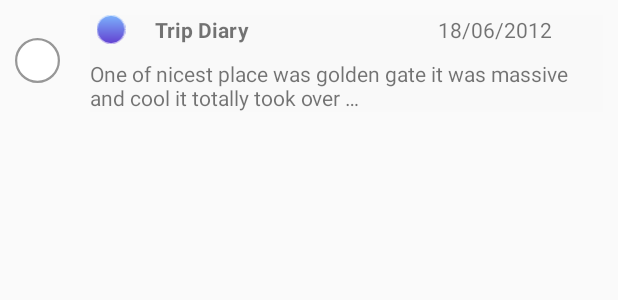
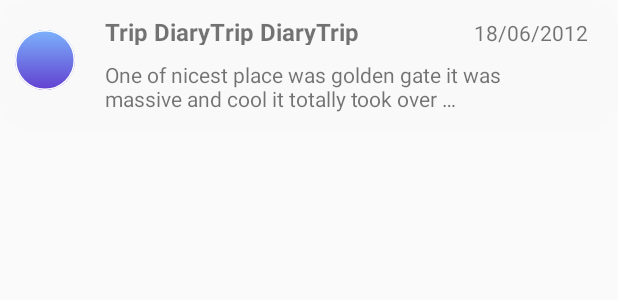
Before and after one commit to thanhsang1999/NLU_Mobile_2020, an Android app: the layout list_view_home.xml on its own in the app's theme, with its tools: preview values and no code run, on a phone screen of 412 x 824 dp. Shown: the top 300 px of the screen. Run offline under Robolectric (Android 15) with nearby library versions, the phone set to English and light mode, and no system bars; network calls fail.

Commit message:
list view

```diff
--- a/app/build.gradle
+++ b/app/build.gradle
@@ -36,6 +36,7 @@ dependencies {
     implementation 'androidx.navigation:navigation-ui:2.3.1'
     implementation 'androidx.legacy:legacy-support-v4:1.0.0'
     implementation 'androidx.lifecycle:lifecycle-extensions:2.2.0'
+    implementation 'org.jetbrains:annotations:19.0.0'
 
     testImplementation 'junit:junit:4.13.1'
     implementation 'com.android.volley:volley:1.1.1'
--- /dev/null
+++ b/app/src/main/res/drawable/background_list_item_linear.xml
@@ -0,0 +1,7 @@
+<?xml version="1.0" encoding="utf-8"?>
+<shape xmlns:android="http://schemas.android.com/apk/res/android"
+       android:shape="rectangle">
+    <corners
+            android:radius="20dp" />
+    <solid android:color="@color/bgItemListView"/>
+</shape>
--- /dev/null
+++ b/app/src/main/res/drawable/custom_divider.xml
@@ -0,0 +1,4 @@
+<?xml version="1.0" encoding="utf-8"?>
+<shape xmlns:android="http://schemas.android.com/apk/res/android">
+    <size android:height="10dp" android:width="10dp"/>
+</shape>
--- a/app/src/main/res/layout/fragment_home.xml
+++ b/app/src/main/res/layout/fragment_home.xml
@@ -6,11 +6,13 @@
                                                    android:layout_height="match_parent"
                                                    android:background="@color/whitePrimary"
                                                    tools:context=".ui.home.HomeFragment">
-    <ListView
+    <androidx.recyclerview.widget.RecyclerView
+            android:dividerHeight="10sp"
+            android:divider="@null"
             android:layout_width="0dp"
             android:layout_height="0dp"
             app:layout_constraintStart_toStartOf="parent"
             app:layout_constraintEnd_toEndOf="parent" app:layout_constraintTop_toTopOf="parent"
             app:layout_constraintBottom_toBottomOf="parent"
-            android:id="@+id/listViewHome"/>
+            android:id="@+id/recyclerViewHome" android:layout_marginTop="16dp"/>
 </androidx.constraintlayout.widget.ConstraintLayout>
--- a/app/src/main/res/layout/list_view_home.xml
+++ b/app/src/main/res/layout/list_view_home.xml
@@ -4,45 +4,42 @@
               android:orientation="horizontal"
               android:padding="10dp"
               android:layout_width="match_parent"
-              android:layout_height="match_parent">
+              android:layout_height="wrap_content" android:background="@drawable/background_list_item_linear"
+              android:id="@+id/linearLayoutMain">
     <ImageView
-            android:layout_marginTop="15dp"
-            android:layout_width="30dp"
-            android:layout_height="30dp" app:srcCompat="@drawable/ic_check"
-            tools:ignore="VectorDrawableCompat" android:id="@+id/imageViewChecked"/>
+            android:layout_width="40dp"
+            android:layout_height="40dp" app:srcCompat="@drawable/ic_color_blue"
+            tools:ignore="VectorDrawableCompat" android:id="@+id/imageViewChecked" android:layout_marginTop="10dp"/>
     <LinearLayout
             android:background="#F9F9F9"
             android:layout_marginLeft="20dp"
             android:orientation="vertical"
             android:layout_width="wrap_content"
-            android:layout_height="wrap_content" android:layout_weight="1">
+            android:layout_height="wrap_content" android:layout_weight="1" android:id="@+id/linearLayoutContent">
         <LinearLayout
                 android:layout_marginBottom="10dp"
                 android:weightSum="100"
                 android:orientation="horizontal"
                 android:layout_width="match_parent"
-                android:layout_height="wrap_content">
-            <ImageView
-                    android:layout_weight="5"
-                    android:layout_marginRight="15dp"
-                    android:layout_width="20dp"
-                    android:layout_height="match_parent" app:srcCompat="@drawable/ic_color_blue"
-                    android:id="@+id/imageViewColorPackage" tools:ignore="VectorDrawableCompat"/>
+                android:layout_height="20dp">
             <TextView
                     android:textStyle="bold"
-                    android:layout_weight="75"
-                    android:text="Trip Diary"
-                    android:layout_width="wrap_content"
-                    android:layout_height="wrap_content" android:id="@+id/textViewTitle"/>
+                    android:layout_weight="90"
+                    android:text="Trip DiaryTrip DiaryTrip DiaryTrip Diary"
+                    android:layout_width="100dp"
+                    android:layout_height="wrap_content" android:id="@+id/textViewTitle" android:textSize="16sp"
+                    android:background="@null"/>
             <TextView
-                    android:layout_weight="20"
+                    android:layout_weight="10"
                     android:text="18/06/2012"
                     android:layout_width="wrap_content"
-                    android:layout_height="wrap_content" android:id="@+id/textViewDateEdit"/>
+                    android:layout_height="wrap_content" android:id="@+id/textViewDateEdit" android:gravity="right"
+                    android:layout_marginRight="10sp" android:background="@null"/>
         </LinearLayout>
         <TextView
                 android:text="One of nicest place was golden gate it was massive and cool it totally took over …"
                 android:layout_width="match_parent"
-                android:layout_height="wrap_content" android:id="@+id/textViewContent"/>
+                android:layout_height="37dp" android:id="@+id/textViewContent"
+                android:paddingRight="20dp" android:background="@null"/>
     </LinearLayout>
 </LinearLayout>
--- a/app/src/main/res/values/colors.xml
+++ b/app/src/main/res/values/colors.xml
@@ -12,6 +12,9 @@
     <color name="whitePrimary">#fff</color>
     <color name="graySearch">#E4E4E5</color>
     <color name="btnSave">#7B1E58</color>
+    <color name="bgItemListView">#F9F9F9</color>
+    <color name="selected">#48dbfb</color>
+
 <!--    <color name="blueSecond">#2980b9</color>-->
 <!--    <color name="bluePrimary">#3498db</color>-->
 <!--    <color name="blueSecond">#2980b9</color>-->
```
Also changed, not shown: app/src/main/java/com/example/mobile/ConnectionWebService.java (+27 -1 lines), app/src/main/java/com/example/mobile/NewNoteActivity.java (+6 -3 lines), app/src/main/java/com/example/mobile/model/DBConnSQLite.java (+4 -6 lines), app/src/main/java/com/example/mobile/model/Notebook.java (+20 -11 lines), app/src/main/java/com/example/mobile/model/Tool.java (+15 -0 lines), app/src/main/java/com/example/mobile/ui/home/AdapterHome.java (deleted, +0 -79 lines), app/src/main/java/com/example/mobile/ui/home/AdapterHomeRecyclerView.java (added, +124 -0 lines), app/src/main/java/com/example/mobile/ui/home/HomeFragment.java (+18 -8 lines), app/src/main/res/drawable/background_checked_list_item_linear.xml (added, +7 -0 lines), app/src/main/res/drawable/ic_checked_list.xml (added, +12 -0 lines).
